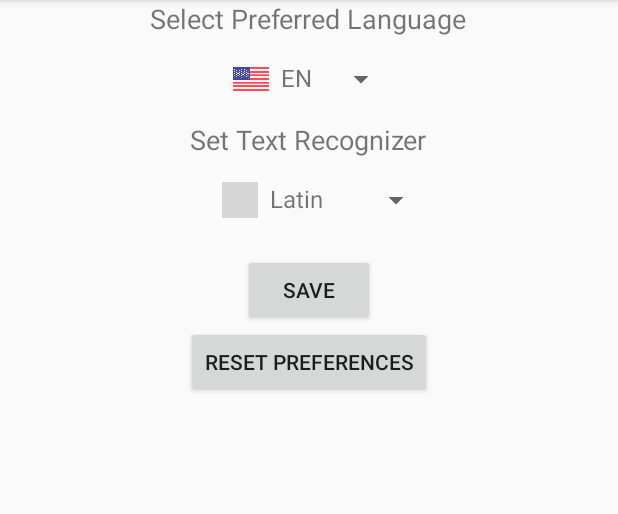
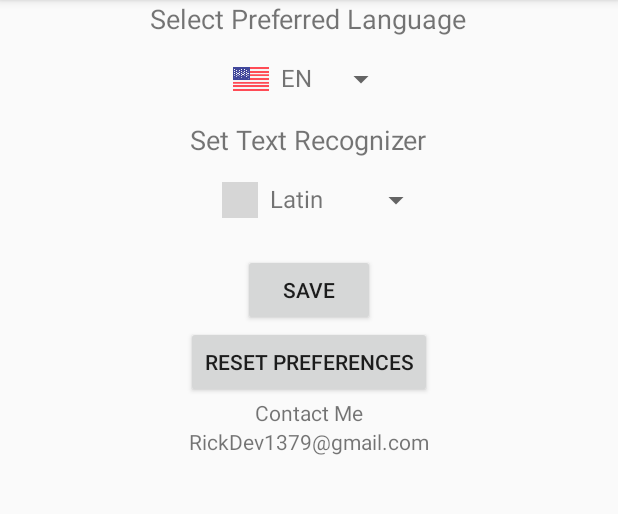
Before and after one commit to RickGomez1379/TranslateDocs, an Android app: the Settings screen opened directly, with no data from a screen before it, on a phone screen of 412 x 824 dp, the part 84-598 px from its top. Run offline under Robolectric (Android 15) with nearby library versions, the phone set to English and light mode, and no system bars; grey boxes are pictures that could not be loaded.

Commit message:
Added Contact me in Settings with My Email Updated String Resources

```diff
--- a/app/src/main/res/layout/settings_activity.xml
+++ b/app/src/main/res/layout/settings_activity.xml
@@ -46,4 +46,18 @@
         android:layout_height="wrap_content"
         android:text="@string/reset_preferences"
         android:layout_gravity="center"/>
+
+    <TextView
+        android:layout_width="wrap_content"
+        android:layout_height="wrap_content"
+        android:layout_gravity="center"
+        android:text="@string/contact_me"
+
+        />
+    <TextView
+        android:layout_width="wrap_content"
+        android:layout_height="wrap_content"
+        android:layout_gravity="center"
+        android:text="@string/my_email"/>
+
 </LinearLayout>
--- a/app/src/main/res/values/strings.xml
+++ b/app/src/main/res/values/strings.xml
@@ -33,6 +33,8 @@
     <string name="using_latin_recognizer">"Using Latin Text Recognizer"</string>
     <string name="using_japanese_recognizer">"Using Japanese Text Recognizer"</string>
     <string name="using_chinese_recognizer">"Using Chinese Text Recognizer"</string>
+    <string name="my_email">RickDev1379@gmail.com</string>
+    <string name="contact_me">Contact Me</string>
 
     <string-array name="language_array">
         <item>@string/language_english</item>
```
Also changed, not shown: 11 other files.
